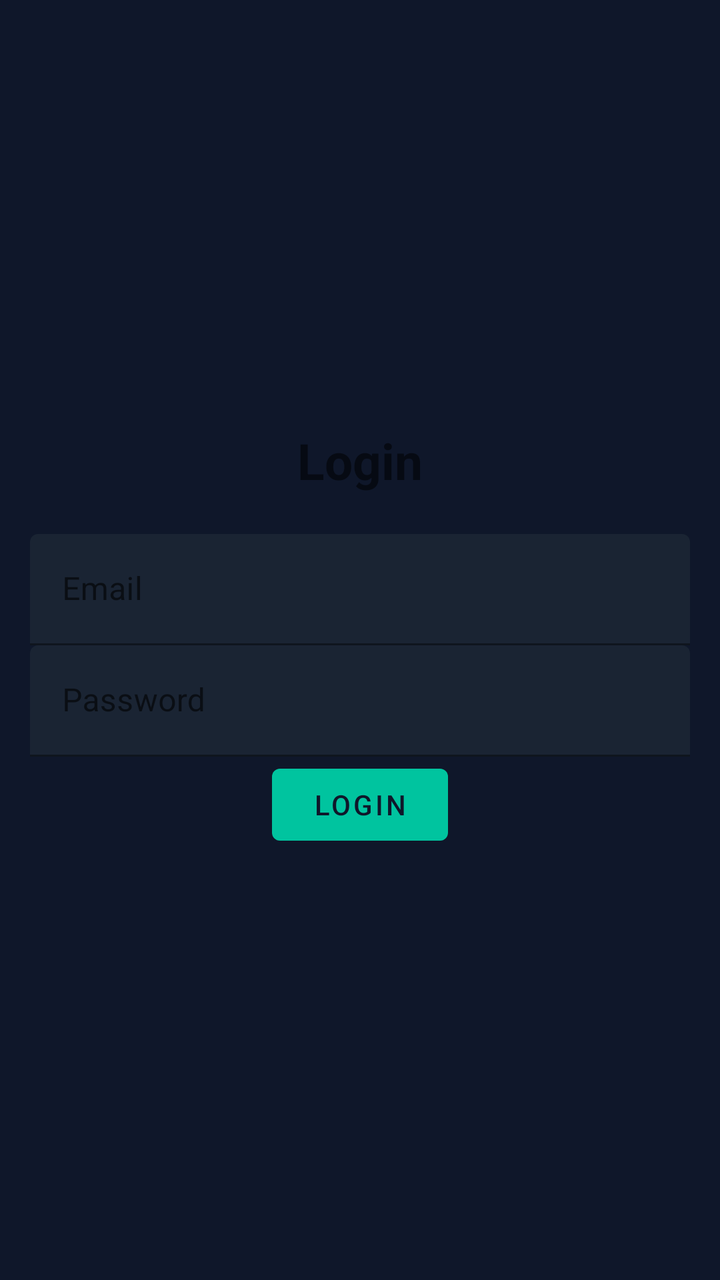
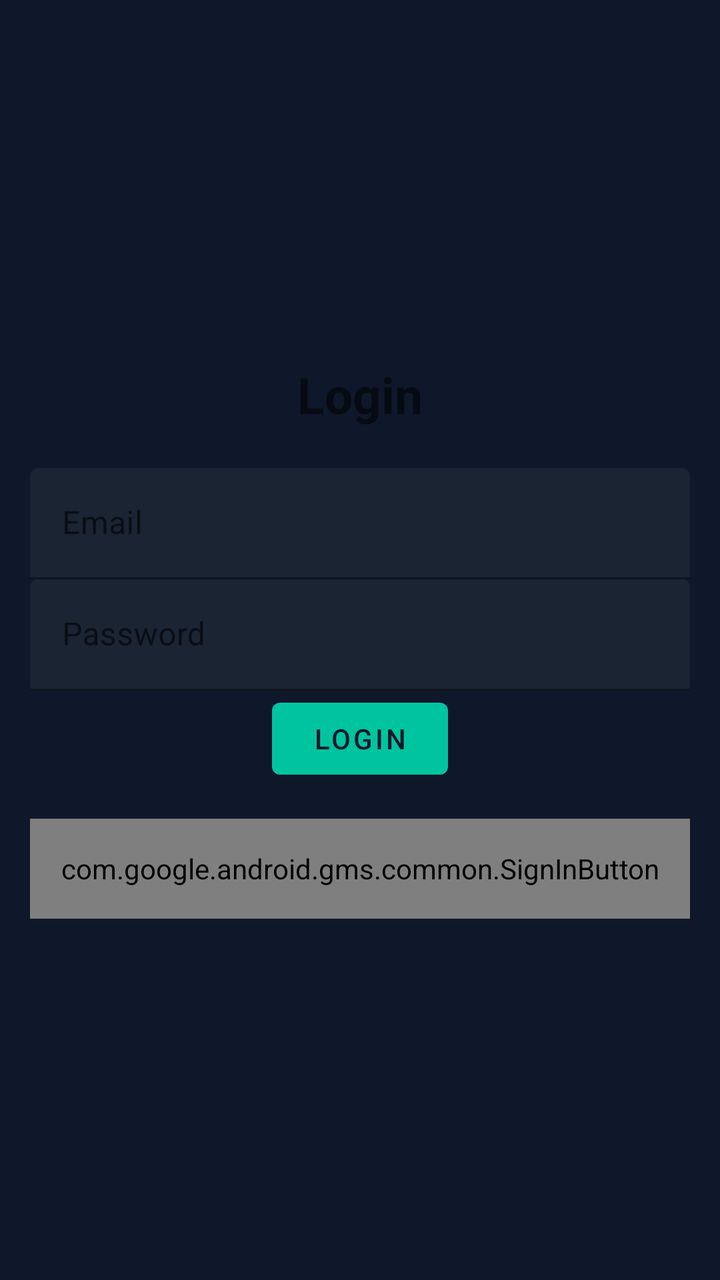

An Android layout rendered at two revisions. The XML below is the earlier revision; the diff shows what the commit changed to produce the second picture.
<!-- AndroidManifest.xml: application theme Theme.SBA_Application -->
<!-- res/layout/activity_login.xml -->
<?xml version="1.0" encoding="utf-8"?>
<LinearLayout xmlns:android="http://schemas.android.com/apk/res/android"

    xmlns:tools="http://schemas.android.com/tools"
    android:id="@+id/main"
    android:layout_width="match_parent"
    android:layout_height="match_parent"
    android:gravity="center"
    android:orientation="vertical"
    android:padding="15dp"
    tools:context=".Login">


    <TextView
        android:layout_width="match_parent"
        android:layout_height="wrap_content"
        android:gravity="center"
        android:text="@string/login"
        android:textSize="25sp"
        android:layout_marginBottom="20dp"
        android:textStyle="bold"


        />
    <com.google.android.material.textfield.TextInputLayout
        android:layout_width="match_parent"
        android:layout_height="wrap_content">
        <com.google.android.material.textfield.TextInputEditText
            android:id="@+id/email"
            android:hint="@string/email"
            android:layout_width="match_parent"
            android:layout_height="wrap_content"/>
    </com.google.android.material.textfield.TextInputLayout
        >
    <com.google.android.material.textfield.TextInputLayout
        android:layout_width="match_parent"
        android:layout_height="wrap_content">
        <com.google.android.material.textfield.TextInputEditText
            android:id="@+id/password"
            android:layout_width="match_parent"
            android:layout_height="wrap_content"
            android:hint="@string/password"/>
    </com.google.android.material.textfield.TextInputLayout>
    <ProgressBar
        android:id="@+id/progressBar"
        android:visibility="gone"
        android:layout_width="wrap_content"
        android:layout_height="wrap_content"

        />
    <Button
        android:id="@+id/btn_login"
        android:text="@string/login"
        android:layout_width="wrap_content"
        android:layout_height="wrap_content"
        />
</LinearLayout>
<!-- resources referenced by this layout -->
<resources>
  <string name="email">Email</string>
  <string name="login">Login</string>
  <string name="password">Password</string>
  <style name="Theme.SBA_Application" parent="Theme.MaterialComponents.DayNight.NoActionBar">
          
          <item name="colorPrimary">@color/sba_teal_accent</item>
          <item name="colorPrimaryVariant">@color/sba_teal_dark</item>
          <item name="colorOnPrimary">@color/sba_dark_navy</item>
  
          
          <item name="android:windowBackground">@color/sba_dark_navy</item>
          <item name="colorSurface">@color/sba_card_bg</item>
  
          
          <item name="android:statusBarColor">@color/sba_dark_navy</item>
      </style>
  <color name="sba_teal_accent">#00C49F</color>
  <color name="sba_teal_dark">#008A70</color>
  <color name="sba_dark_navy">#0F172A</color>
  <color name="sba_card_bg">#1E293B</color>
</resources>

<!-- the commit's change to res/layout/activity_login.xml (unified diff, before → after) -->
@@ -1,6 +1,7 @@
 <?xml version="1.0" encoding="utf-8"?>
-<LinearLayout xmlns:android="http://schemas.android.com/apk/res/android"
-
+<LinearLayout
+    xmlns:android="http://schemas.android.com/apk/res/android"
+    xmlns:app="http://schemas.android.com/apk/res-auto"
     xmlns:tools="http://schemas.android.com/tools"
     android:id="@+id/main"
     android:layout_width="match_parent"
@@ -10,48 +11,55 @@
     android:padding="15dp"
     tools:context=".Login">
 
-
     <TextView
         android:layout_width="match_parent"
         android:layout_height="wrap_content"
+        android:layout_marginBottom="20dp"
         android:gravity="center"
         android:text="@string/login"
         android:textSize="25sp"
-        android:layout_marginBottom="20dp"
-        android:textStyle="bold"
+        android:textStyle="bold" />
 
-
-        />
     <com.google.android.material.textfield.TextInputLayout
         android:layout_width="match_parent"
         android:layout_height="wrap_content">
+
         <com.google.android.material.textfield.TextInputEditText
             android:id="@+id/email"
-            android:hint="@string/email"
             android:layout_width="match_parent"
-            android:layout_height="wrap_content"/>
-    </com.google.android.material.textfield.TextInputLayout
-        >
+            android:layout_height="wrap_content"
+            android:hint="@string/email" />
+    </com.google.android.material.textfield.TextInputLayout>
+
     <com.google.android.material.textfield.TextInputLayout
         android:layout_width="match_parent"
         android:layout_height="wrap_content">
+
         <com.google.android.material.textfield.TextInputEditText
             android:id="@+id/password"
             android:layout_width="match_parent"
             android:layout_height="wrap_content"
-            android:hint="@string/password"/>
+            android:hint="@string/password" />
     </com.google.android.material.textfield.TextInputLayout>
+
     <ProgressBar
         android:id="@+id/progressBar"
-        android:visibility="gone"
         android:layout_width="wrap_content"
         android:layout_height="wrap_content"
+        android:visibility="gone" />
 
-        />
     <Button
         android:id="@+id/btn_login"
-        android:text="@string/login"
         android:layout_width="wrap_content"
         android:layout_height="wrap_content"
-        />
+        android:text="@string/login" />
+
+    
+    <com.google.android.gms.common.SignInButton
+        android:id="@+id/btnGoogleSignIn"
+        android:layout_width="match_parent"
+        android:layout_height="50dp"
+        android:layout_marginTop="16dp"
+        app:colorScheme="dark" />
+
 </LinearLayout>
